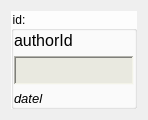
First picture: the form in messagewidget.ui, repository ivanKispaj/Client_QT, before the edit.
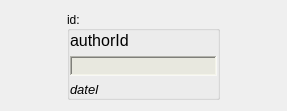
Second picture: the form after the edit.

Commit message: Added change: Upgrade message widget

Patch:
```diff
--- a/messagewidget.ui
+++ b/messagewidget.ui
@@ -6,12 +6,12 @@
    <rect>
     <x>0</x>
     <y>0</y>
-    <width>148</width>
-    <height>120</height>
+    <width>287</width>
+    <height>105</height>
    </rect>
   </property>
   <property name="sizePolicy">
-   <sizepolicy hsizetype="MinimumExpanding" vsizetype="Expanding">
+   <sizepolicy hsizetype="Expanding" vsizetype="Expanding">
     <horstretch>0</horstretch>
     <verstretch>0</verstretch>
    </sizepolicy>
@@ -30,6 +30,30 @@
   </property>
   <layout class="QVBoxLayout" name="verticalLayout_2">
    <item>
+    <layout class="QHBoxLayout" name="horizontalLayout" stretch="0,1,0">
+     <item>
+      <widget class="QLabel" name="spacerLableLeft">
+       <property name="enabled">
+        <bool>false</bool>
+       </property>
+       <property name="sizePolicy">
+        <sizepolicy hsizetype="MinimumExpanding" vsizetype="Preferred">
+         <horstretch>0</horstretch>
+         <verstretch>0</verstretch>
+        </sizepolicy>
+       </property>
+       <property name="minimumSize">
+        <size>
+         <width>50</width>
+         <height>0</height>
+        </size>
+       </property>
+       <property name="text">
+        <string/>
+       </property>
+      </widget>
+     </item>
+     <item>
     <widget class="QGroupBox" name="groupBox">
      <property name="sizePolicy">
       <sizepolicy hsizetype="Expanding" vsizetype="Expanding">
@@ -38,10 +62,7 @@
       </sizepolicy>
      </property>
      <property name="styleSheet">
-      <string notr="true">QGroupBox {
-background-color: rgba(255, 255, 255, 219);
-color: rgb(0, 0, 0)
-}</string>
+        <string notr="true"/>
      </property>
      <property name="title">
       <string>id:</string>
@@ -71,7 +92,7 @@
       <item>
        <widget class="QLabel" name="authorNamelable">
         <property name="sizePolicy">
-         <sizepolicy hsizetype="Expanding" vsizetype="Expanding">
+           <sizepolicy hsizetype="Expanding" vsizetype="Preferred">
           <horstretch>0</horstretch>
           <verstretch>0</verstretch>
          </sizepolicy>
@@ -95,7 +116,7 @@
       <item>
        <widget class="QTextEdit" name="messageTextEdit">
         <property name="sizePolicy">
-         <sizepolicy hsizetype="Expanding" vsizetype="MinimumExpanding">
+           <sizepolicy hsizetype="Expanding" vsizetype="Minimum">
           <horstretch>0</horstretch>
           <verstretch>0</verstretch>
          </sizepolicy>
@@ -103,7 +124,7 @@
         <property name="minimumSize">
          <size>
           <width>0</width>
-          <height>10</height>
+            <height>20</height>
          </size>
         </property>
         <property name="autoFillBackground">
@@ -126,6 +147,15 @@
         <property name="midLineWidth">
          <number>3</number>
         </property>
+          <property name="verticalScrollBarPolicy">
+           <enum>Qt::ScrollBarAlwaysOff</enum>
+          </property>
+          <property name="horizontalScrollBarPolicy">
+           <enum>Qt::ScrollBarAlwaysOff</enum>
+          </property>
+          <property name="sizeAdjustPolicy">
+           <enum>QAbstractScrollArea::AdjustToContents</enum>
+          </property>
         <property name="textInteractionFlags">
          <set>Qt::NoTextInteraction</set>
         </property>
@@ -134,7 +164,7 @@
       <item>
        <widget class="QLabel" name="dateLable">
         <property name="sizePolicy">
-         <sizepolicy hsizetype="Expanding" vsizetype="Expanding">
+           <sizepolicy hsizetype="Expanding" vsizetype="Preferred">
           <horstretch>0</horstretch>
           <verstretch>0</verstretch>
          </sizepolicy>
@@ -158,6 +188,27 @@
       </item>
      </layout>
     </widget>
+     </item>
+     <item>
+      <widget class="QLabel" name="spacerLableRight">
+       <property name="sizePolicy">
+        <sizepolicy hsizetype="MinimumExpanding" vsizetype="Preferred">
+         <horstretch>0</horstretch>
+         <verstretch>0</verstretch>
+        </sizepolicy>
+       </property>
+       <property name="minimumSize">
+        <size>
+         <width>50</width>
+         <height>0</height>
+        </size>
+       </property>
+       <property name="text">
+        <string/>
+       </property>
+      </widget>
+     </item>
+    </layout>
    </item>
   </layout>
  </widget>
```
Lines whose indentation alone changed are shown as unchanged. The commit also changes 5 other files.
